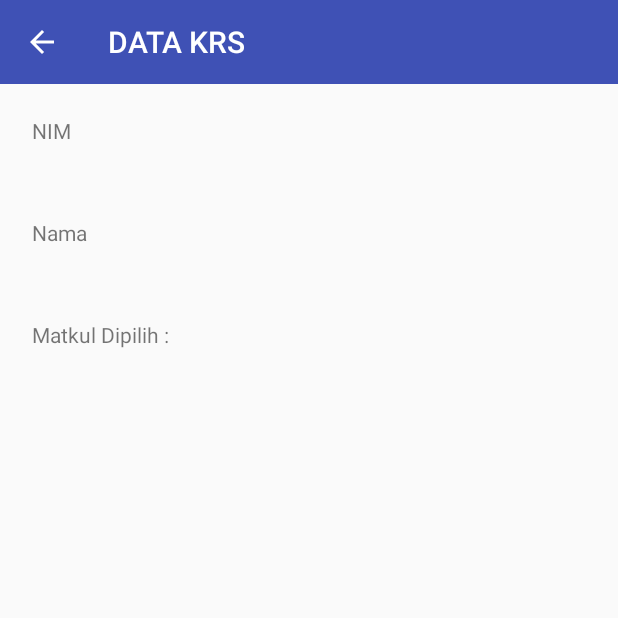
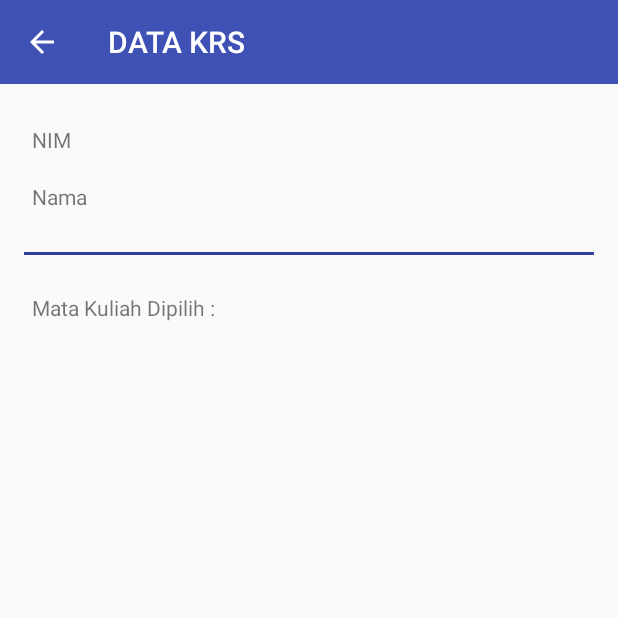
Before and after one commit to nelitaaas/PraktikumMobileProgramming, an Android app: the TangkapIntent screen opened directly, with no data from a screen before it, on a phone screen of 412 x 824 dp, the top half of it. Run offline under Robolectric (Android 15) with nearby library versions, the phone set to English and light mode, and no system bars; our stand-ins replace ButterKnife; 8 statements that could not run were skipped.

Commit message:
Tugas 2 tambah Screenshot

```diff
--- a/Tugas2-PrakMobPro/app/src/main/res/layout/halaman_tangkap.xml
+++ b/Tugas2-PrakMobPro/app/src/main/res/layout/halaman_tangkap.xml
@@ -13,36 +13,63 @@
         android:layout_height="wrap_content"
         android:padding="16dp">
 
+        <LinearLayout
+            android:layout_width="match_parent"
+            android:layout_height="wrap_content"
+            android:orientation="horizontal"
+            android:weightSum="3">
+
             <TextView
                 android:layout_width="match_parent"
                 android:layout_height="wrap_content"
                 android:text="NIM"
-            android:layout_margin="5dp"/>
+                android:layout_margin="5dp"
+                android:layout_weight="2"/>
 
             <TextView
                 android:layout_width="match_parent"
                 android:layout_height="wrap_content"
                 android:id="@+id/tampilNim"
                 android:textSize="20sp"
-            android:layout_margin="5dp"/>
+                android:layout_margin="5dp"
+                android:layout_weight="1"/>
+
+        </LinearLayout>
+
+        <LinearLayout
+            android:layout_width="match_parent"
+            android:layout_height="wrap_content"
+            android:orientation="horizontal"
+            android:weightSum="3">
 
             <TextView
                 android:layout_width="match_parent"
                 android:layout_height="wrap_content"
                 android:text="Nama"
-            android:layout_margin="5dp"/>
+                android:layout_margin="5dp"
+                android:layout_weight="2"/>
 
             <TextView
                 android:layout_width="match_parent"
                 android:layout_height="wrap_content"
                 android:id="@+id/tampilNama"
                 android:textSize="20sp"
-            android:layout_margin="5dp"/>
+                android:layout_margin="5dp"
+                android:layout_weight="1"/>
+
+        </LinearLayout>
+
+        <View
+            android:layout_width="match_parent"
+            android:layout_height="2dp"
+            android:layout_marginTop="20dp"
+            android:layout_marginBottom="20dp"
+            android:background="@color/colorPrimaryDark"/>
 
         <TextView
             android:layout_width="match_parent"
             android:layout_height="wrap_content"
-            android:text="Matkul Dipilih :"
+            android:text="Mata Kuliah Dipilih :"
             android:layout_margin="5dp"/>
 
         <ListView
--- a/Tugas2-PrakMobPro/app/src/main/res/layout/item_list.xml
+++ b/Tugas2-PrakMobPro/app/src/main/res/layout/item_list.xml
@@ -7,6 +7,5 @@
     android:layout_height="wrap_content"
     android:id="@+id/item"
     android:layout_margin="15dp"
-    android:textSize="25sp"
     android:padding="5dp"/>
 </LinearLayout>
--- a/Tugas2-PrakMobPro/app/src/main/res/values/strings.xml
+++ b/Tugas2-PrakMobPro/app/src/main/res/values/strings.xml
@@ -16,4 +16,8 @@
     <string name="facebook_app_id">542914199239928</string>
     <string name="input_krs">INPUT KRS</string>
     <string name="data_krs">DATA KRS</string>
+    <string name="mata_kuliah">Mata Kuliah</string>
+    <string name="pcd">Pengolahan Citra Digital</string>
+    <string name="pmb">Praktikum Mobile Programming</string>
+    <string name="ppl">Proyek Perangkat Lunak</string>
 </resources>
```
Also changed, not shown: Tugas2-PrakMobPro/app/src/main/res/layout/activity_main.xml (+19 -3 lines), 3 other files. Lines whose indentation alone changed are shown as unchanged.
